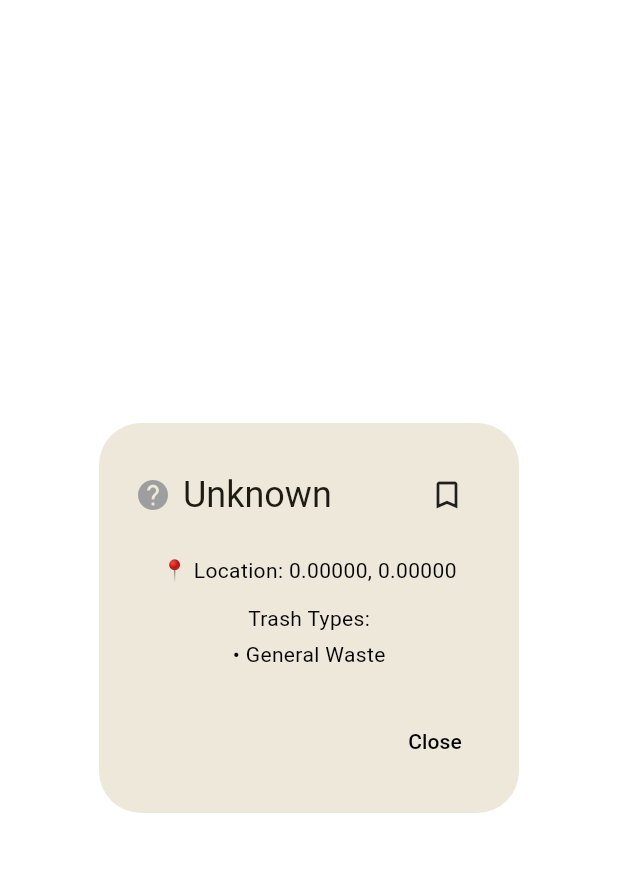
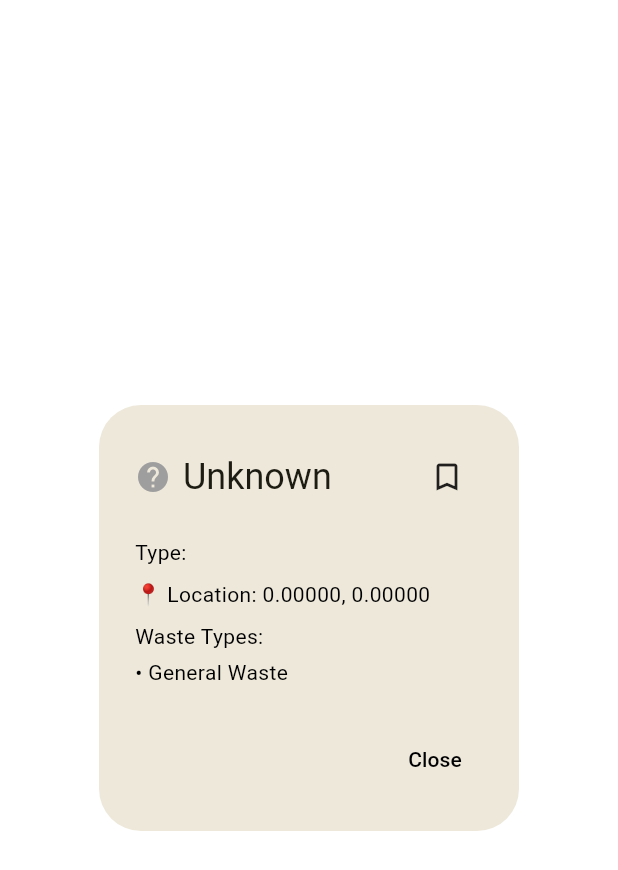
Before and after one commit to jhenselmann/trash_app, a Flutter app: the WastePopup widget shown alone on an empty page, opened directly with empty values, on a phone screen of 412 x 824 dp. Shown: the top 870 px of the screen. Run offline on Flutter 3.47's test engine with Material 3 defaults, Android fonts, the phone set to English and light mode, and no system bars; our stand-ins replace flutter_dotenv, flutter_map, flutter_svg, geocoding, latlong2, location and 1 more; missing offline and left inert: flutter_map_marker_cluster; accounts and stored records are empty.

Commit message:
Added by you wird angezeigt

```diff
--- a/lib/data/trashcan.dart
+++ b/lib/data/trashcan.dart
@@ -1,9 +1,12 @@
+import 'package:latlong2/latlong.dart';
+
 class Trashcan {
   final String id;
   final List<double> coordinates;
   final List<String> wasteTypes;
   final String wasteForm;
   final bool addedByUser;
+  final String? addedBy;
 
   Trashcan({
     required this.id,
@@ -11,7 +14,12 @@ class Trashcan {
     required this.wasteTypes,
     required this.wasteForm,
     this.addedByUser = false,
-  });
+    String? addedBy,
+  }) : addedBy = addedBy ?? 'You';
+
+  double get latitude => coordinates[1];
+  double get longitude => coordinates[0];
+  LatLng get location => LatLng(latitude, longitude);
 
   Map<String, dynamic> toJson() => {
     "id": id,
@@ -19,6 +27,7 @@ class Trashcan {
     "wasteTypes": wasteTypes,
     "wasteForm": wasteForm,
     "addedByUser": addedByUser,
+    "addedBy": addedBy, // <–– neu
   };
 
   static Trashcan fromJson(Map<String, dynamic> json) => Trashcan(
@@ -27,5 +36,6 @@ class Trashcan {
     wasteTypes: List<String>.from(json["wasteTypes"]),
     wasteForm: json["wasteForm"],
     addedByUser: json["addedByUser"] ?? false,
+    addedBy: json["addedBy"],
   );
 }
--- a/lib/data/waste_marker_loader.dart
+++ b/lib/data/waste_marker_loader.dart
@@ -72,6 +72,7 @@ class WasteMarkerLoader {
                       location: latLng,
                       wasteTypes: List<String>.from(wasteTypes),
                       wasteForm: wasteForm,
+                      addedBy: item['addedBy'],
                     ),
               );
             },
--- /dev/null
+++ b/lib/widgets/trashcan_info_view.dart
@@ -0,0 +1,63 @@
+import 'package:flutter/material.dart';
+import 'package:latlong2/latlong.dart';
+import 'package:trash_app/data/waste_labels.dart';
+
+class TrashcanInfoView extends StatelessWidget {
+  final LatLng location;
+  final List<String> wasteTypes;
+  final String wasteForm;
+  final double? distance;
+  final String? addedBy;
+
+  const TrashcanInfoView({
+    super.key,
+    required this.location,
+    required this.wasteTypes,
+    required this.wasteForm,
+    this.distance,
+    this.addedBy,
+  });
+
+  @override
+  Widget build(BuildContext context) {
+    return Column(
+      crossAxisAlignment: CrossAxisAlignment.start,
+      children: [
+        Text('Type: ${wasteForm.toUpperCase()}'),
+        const SizedBox(height: 8),
+        Text(
+          '📍 Location: ${location.latitude.toStringAsFixed(5)}, ${location.longitude.toStringAsFixed(5)}',
+        ),
+        if (distance != null) Text('Distance: ${_formatDistance(distance!)}'),
+        const SizedBox(height: 8),
+        const Text('Waste Types:'),
+        const SizedBox(height: 4),
+        ...(wasteTypes.isEmpty
+            ? [const Text("• General Waste")]
+            : wasteTypes
+                .map((w) => Text("• ${wasteTypeLabels[w] ?? w}"))
+                .toList()),
+
+        if (addedBy != null) ...[
+          const SizedBox(height: 16),
+          Row(
+            children: [
+              const Icon(Icons.favorite, color: Colors.redAccent, size: 18),
+              const SizedBox(width: 6),
+              Text(
+                'Added by $addedBy',
+                style: const TextStyle(color: Colors.black54),
+              ),
+            ],
+          ),
+        ],
+      ],
+    );
+  }
+
+  String _formatDistance(double d) {
+    return d < 1000
+        ? '${d.toStringAsFixed(0)} m'
+        : '${(d / 1000).toStringAsFixed(1)} km';
+  }
+}
--- a/lib/widgets/waste_popup.dart
+++ b/lib/widgets/waste_popup.dart
@@ -1,5 +1,6 @@
 import 'package:flutter/material.dart';
 import 'package:latlong2/latlong.dart';
+import 'package:trash_app/widgets/trashcan_info_view.dart';
 import '../data/waste_labels.dart';
 import '../services/saved_trashcan_service.dart';
 
@@ -8,6 +9,7 @@ class WastePopup extends StatefulWidget {
   final LatLng location;
   final List<String> wasteTypes;
   final String wasteForm;
+  final String? addedBy;
 
   const WastePopup({
     super.key,
@@ -15,6 +17,7 @@ class WastePopup extends StatefulWidget {
     required this.location,
     required this.wasteTypes,
     required this.wasteForm,
+    this.addedBy,
   });
 
   @override
@@ -75,22 +78,18 @@ class _WastePopupState extends State<WastePopup> {
           ),
         ],
       ),
-      content: Column(
-        mainAxisSize: MainAxisSize.min,
-        children: [
-          Text(
-            '📍 Location: ${widget.location.latitude.toStringAsFixed(5)}, ${widget.location.longitude.toStringAsFixed(5)}',
+      content: ConstrainedBox(
+        constraints: const BoxConstraints(maxWidth: 400, maxHeight: 600),
+        child: SingleChildScrollView(
+          child: TrashcanInfoView(
+            location: widget.location,
+            wasteTypes: widget.wasteTypes,
+            wasteForm: widget.wasteForm,
+            addedBy: widget.addedBy, // ← Wichtig
           ),
-          const SizedBox(height: 12),
-          const Text('Trash Types:'),
-          const SizedBox(height: 4),
-          ...(widget.wasteTypes.isEmpty
-              ? [const Text("• General Waste")]
-              : widget.wasteTypes
-                  .map((w) => Text("• ${wasteTypeLabels[w] ?? w}"))
-                  .toList()),
-        ],
+        ),
       ),
+
       actions: [
         TextButton(
           onPressed: () => Navigator.of(context).pop(),
```
Also changed, not shown: lib/screens/trashcan_detail_screen.dart (+94 -13 lines), lib/screens/trashcan_list_screen.dart (+22 -5 lines).
